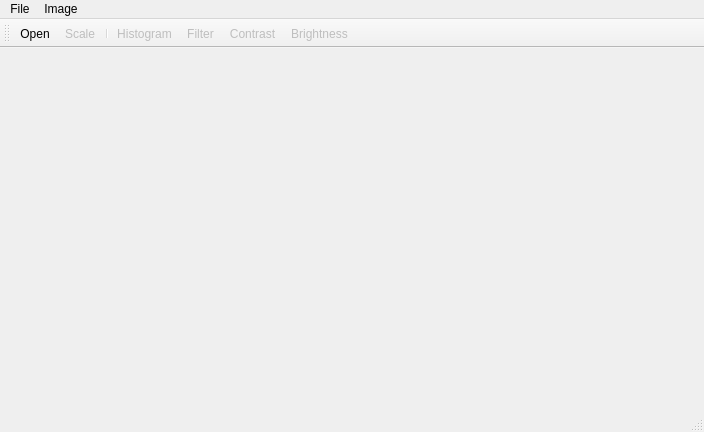
Qt form src/MainWindow.ui (Ovilia/PIP) before a commit.
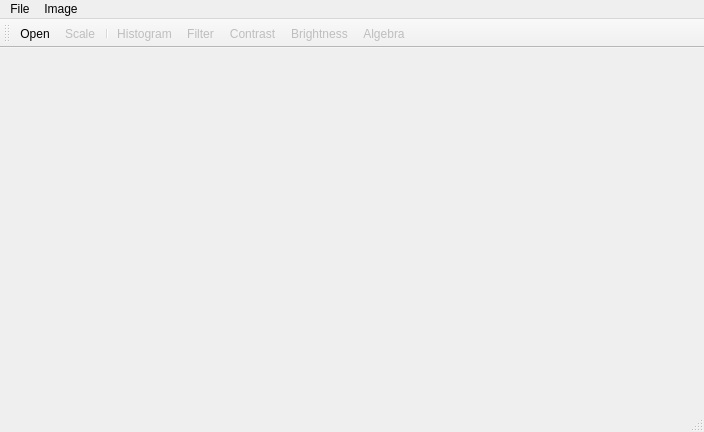
The same form after that commit. Icons and pictures are not drawn.

Commit message: Algebra complete.

```diff
--- a/src/MainWindow.ui
+++ b/src/MainWindow.ui
@@ -67,6 +67,7 @@
    <addaction name="actionFilter"/>
    <addaction name="actionContrast"/>
    <addaction name="actionBrightness"/>
+   <addaction name="actionAlgebra"/>
   </widget>
   <widget class="QStatusBar" name="statusBar"/>
   <action name="actionOpen">
@@ -152,6 +153,18 @@
     <string>Scale</string>
    </property>
   </action>
+  <action name="actionAlgebra">
+   <property name="enabled">
+    <bool>false</bool>
+   </property>
+   <property name="icon">
+    <iconset resource="resource.qrc">
+     <normaloff>:/images/images/algebra.png</normaloff>:/images/images/algebra.png</iconset>
+   </property>
+   <property name="text">
+    <string>Algebra</string>
+   </property>
+  </action>
  </widget>
  <layoutdefault spacing="6" margin="11"/>
  <resources>
```
Left out of the diff: 1 changed line with no effect on the pictures. The commit also changes 12 other files.
